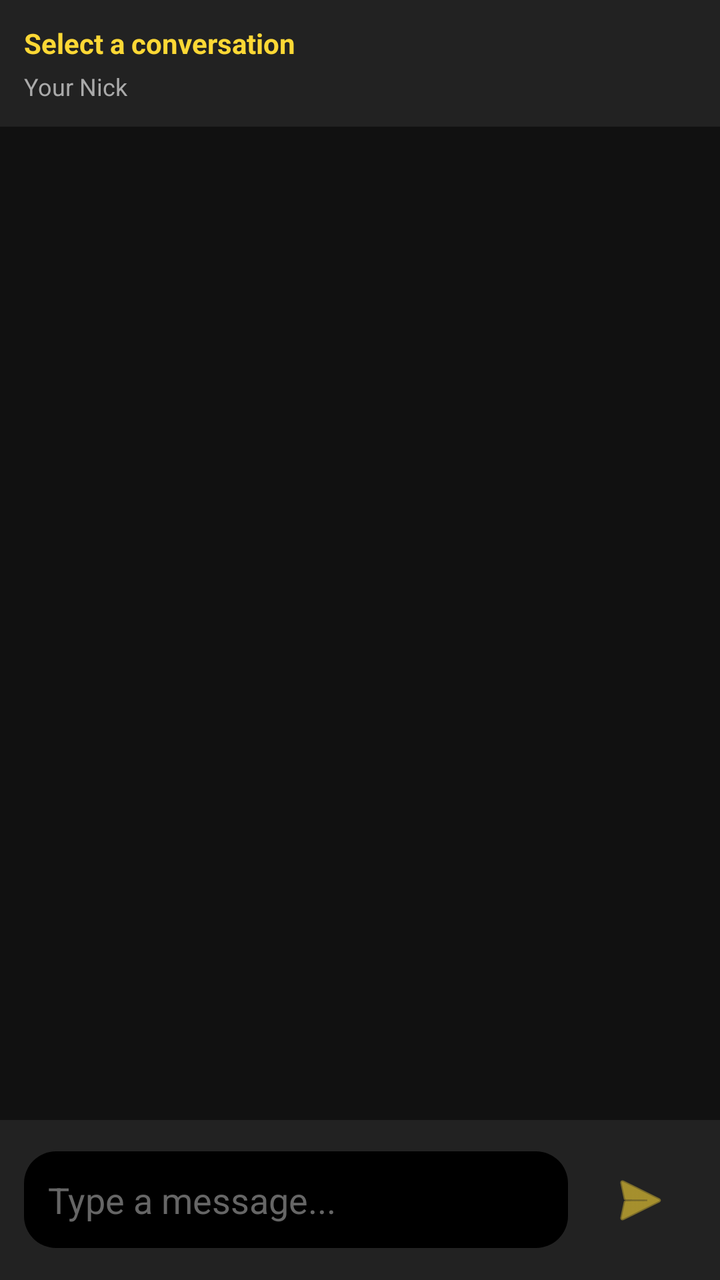
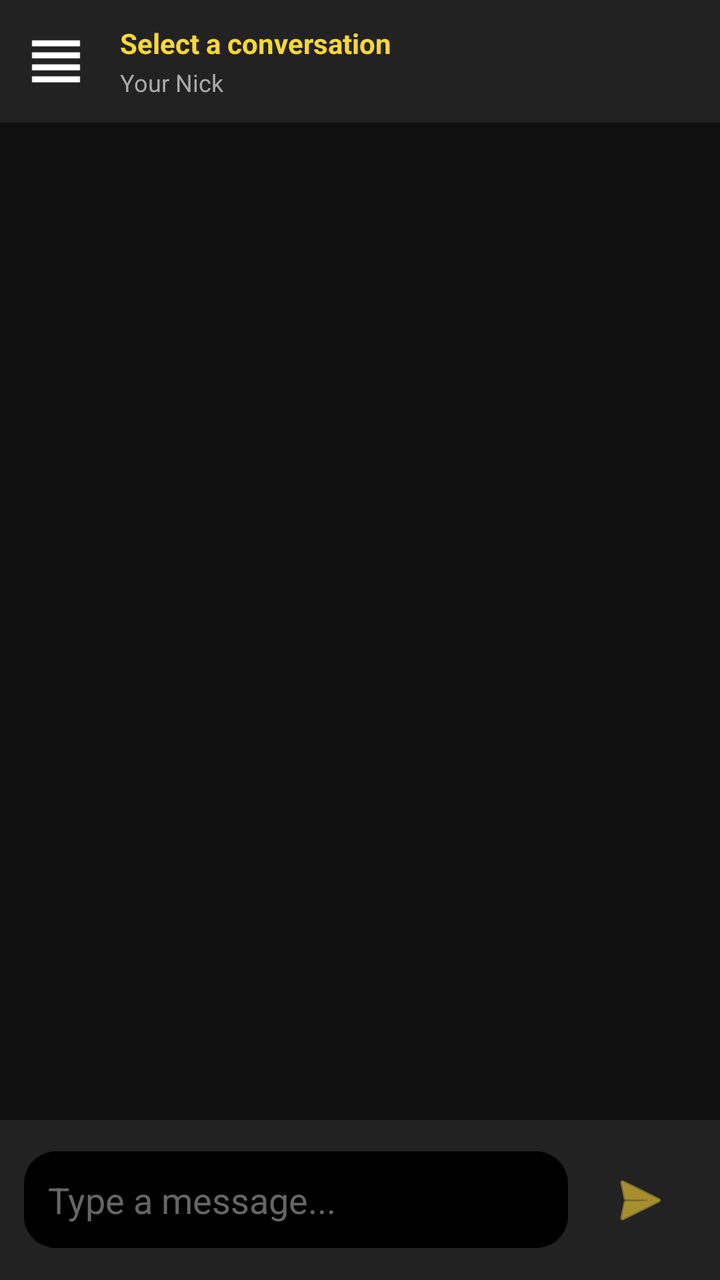

Two renders of the same Android screen: before a commit and after it. Below are the layout's source before the change and the commit's diff.
<!-- AndroidManifest.xml: activity theme Theme.KonnectChatIRC.NoActionBar -->
<!-- res/layout/activity_private_chat.xml -->
<?xml version="1.0" encoding="utf-8"?>
<LinearLayout xmlns:android="http://schemas.android.com/apk/res/android"
    xmlns:app="http://schemas.android.com/apk/res-auto"
    android:id="@+id/rootLayout"
    android:layout_width="match_parent"
    android:layout_height="match_parent"
    android:background="#000000"
    android:orientation="vertical">

    
    <RelativeLayout
        android:layout_width="match_parent"
        android:layout_height="wrap_content"
        android:background="#222222"
        android:padding="12dp">

        <TextView
            android:id="@+id/RecipientName"
            android:layout_width="wrap_content"
            android:layout_height="wrap_content"
            android:text="Select a conversation"
            android:textColor="#FDD835"
            android:textSize="14sp"
            android:textStyle="bold" />

        <TextView
            android:id="@+id/CurrentNick"
            android:layout_width="wrap_content"
            android:layout_height="wrap_content"
            android:layout_below="@id/RecipientName"
            android:text="Your Nick"
            android:textColor="#AAAAAA"
            android:textSize="12sp"
            android:layout_marginTop="4dp" />
    </RelativeLayout>

    
    <androidx.recyclerview.widget.RecyclerView
        android:id="@+id/chatRecyclerView"
        android:layout_width="match_parent"
        android:layout_height="0dp"
        android:layout_weight="1"
        android:background="#111111"
        android:padding="8dp" />

    
    <RelativeLayout
        android:id="@+id/chatInputLayout"
        android:layout_width="match_parent"
        android:layout_height="wrap_content"
        android:padding="12dp"
        android:background="#222222">

        <EditText
            android:id="@+id/chatEditText"
            android:layout_width="match_parent"
            android:layout_height="wrap_content"
            android:layout_toStartOf="@id/sendButton"
            android:layout_alignParentStart="true"
            android:layout_centerVertical="true"
            android:layout_marginEnd="8dp"
            android:background="@drawable/rounded_background"
            android:hint="Type a message..."
            android:textColor="#FFFFFF"
            android:textColorHint="#666666"
            android:padding="12dp"
            android:minHeight="48dp"
            android:inputType="text" />

        <ImageButton
            android:id="@+id/sendButton"
            android:layout_width="wrap_content"
            android:layout_height="wrap_content"
            android:layout_alignParentEnd="true"
            android:layout_centerVertical="true"
            android:background="?attr/selectableItemBackgroundBorderless"
            android:src="@android:drawable/ic_menu_send"
            android:contentDescription="Send Message"
            android:padding="12dp"
            app:tint="#FDD835" />
    </RelativeLayout>

</LinearLayout>
<!-- resources referenced by this layout -->
<resources>
  <!-- drawable rounded_background (drawable) -->
  <?xml version="1.0" encoding="utf-8"?>
  <shape xmlns:android="http://schemas.android.com/apk/res/android">
      <solid android:color="@color/black" /> 
      <corners android:radius="16dp" /> 
  </shape>
  <style name="Theme.KonnectChatIRC.NoActionBar">
          <item name="windowActionBar">false</item>
          <item name="windowNoTitle">true</item>
      </style>
  <color name="black">#FF000000</color>
</resources>

<!-- the commit's change to res/layout/activity_private_chat.xml (unified diff, before → after) -->
@@ -1,83 +1,260 @@
+<androidx.drawerlayout.widget.DrawerLayout xmlns:android="http://schemas.android.com/apk/res/android"
+    xmlns:app="http://schemas.android.com/apk/res-auto"
+    android:id="@+id/drawerLayout"
+    android:layout_width="match_parent"
+    android:layout_height="match_parent">
+
+    <LinearLayout
+        android:id="@+id/rootLayout"
+        android:layout_width="match_parent"
+        android:layout_height="match_parent"
+        android:background="#000000"
+        android:orientation="vertical">
+
+        
+        <RelativeLayout
+            android:layout_width="match_parent"
+            android:layout_height="wrap_content"
+            android:background="#222222"
+            android:padding="12dp">
+
+            <ImageButton
+                android:id="@+id/btnHamburgerMenu"
+                android:layout_width="wrap_content"
+                android:layout_height="wrap_content"
+                android:layout_alignParentStart="true"
+                android:layout_centerVertical="true"
+                android:background="?attr/selectableItemBackgroundBorderless"
+                android:src="@drawable/ic_switcher"
+                android:contentDescription="Open Sidebar"
+                app:tint="#FFFFFF"
+                android:scaleX="1.5"
+                android:scaleY="1.5"
+                android:padding="4dp" />
+
+            <LinearLayout
+                android:layout_width="wrap_content"
+                android:layout_height="wrap_content"
+                android:layout_toEndOf="@id/btnHamburgerMenu"
+                android:layout_marginStart="16dp"
+                android:orientation="vertical"
+                android:layout_centerVertical="true">
+
+                <TextView
+                    android:id="@+id/RecipientName"
+                    android:layout_width="wrap_content"
+                    android:layout_height="wrap_content"
+                    android:text="Select a conversation"
+                    android:textColor="#FDD835"
+                    android:textSize="14sp"
+                    android:textStyle="bold" />
+
+                <TextView
+                    android:id="@+id/CurrentNick"
+                    android:layout_width="wrap_content"
+                    android:layout_height="wrap_content"
+                    android:text="Your Nick"
+                    android:textColor="#AAAAAA"
+                    android:textSize="12sp"
+                    android:layout_marginTop="2dp" />
+            </LinearLayout>
+        </RelativeLayout>
+
+        
+        <androidx.recyclerview.widget.RecyclerView
+            android:id="@+id/chatRecyclerView"
+            android:layout_width="match_parent"
+            android:layout_height="0dp"
+            android:layout_weight="1"
+            android:background="#111111"
+            android:padding="8dp" />
+
+        
+        <RelativeLayout
+            android:id="@+id/chatInputLayout"
+            android:layout_width="match_parent"
+            android:layout_height="wrap_content"
+            android:padding="12dp"
+            android:background="#222222">
+
+            <EditText
+                android:id="@+id/chatEditText"
+                android:layout_width="match_parent"
+                android:layout_height="wrap_content"
+                android:layout_toStartOf="@id/sendButton"
+                android:layout_alignParentStart="true"
+                android:layout_centerVertical="true"
+                android:layout_marginEnd="8dp"
+                android:background="@drawable/rounded_background"
+                android:hint="Type a message..."
+                android:textColor="#FFFFFF"
+                android:textColorHint="#666666"
+                android:padding="12dp"
+                android:minHeight="48dp"
+                android:inputType="text" />
+
+            <ImageButton
+                android:id="@+id/sendButton"
+                android:layout_width="wrap_content"
+                android:layout_height="wrap_content"
+                android:layout_alignParentEnd="true"
+                android:layout_centerVertical="true"
+                android:background="?attr/selectableItemBackgroundBorderless"
+                android:src="@android:drawable/ic_menu_send"
+                android:contentDescription="Send Message"
+                android:padding="12dp"
+                app:tint="#FDD835" />
+        </RelativeLayout>
+
+    </LinearLayout>
+
+    
+    <include
+        layout="@layout/sidebar_layout"
+        android:id="@+id/left_drawer" />
+
+</androidx.drawerlayout.widget.DrawerLayout>
+<!-- res/layout/sidebar_layout.xml (included above) -->
 <?xml version="1.0" encoding="utf-8"?>
-<LinearLayout xmlns:android="http://schemas.android.com/apk/res/android"
+<RelativeLayout xmlns:android="http://schemas.android.com/apk/res/android"
     xmlns:app="http://schemas.android.com/apk/res-auto"
-    android:id="@+id/rootLayout"
-    android:layout_width="match_parent"
+    android:id="@+id/left_drawer"
+    android:layout_width="280dp"
     android:layout_height="match_parent"
-    android:background="#000000"
-    android:orientation="vertical">
-
-    
-    <RelativeLayout
+    android:layout_gravity="start"
+    android:background="#222222"
+    android:padding="0dp">
+
+    <LinearLayout
+        android:id="@+id/sidebarBottomContainer"
         android:layout_width="match_parent"
         android:layout_height="wrap_content"
+        android:layout_alignParentBottom="true"
         android:background="#222222"
-        android:padding="12dp">
-
-        <TextView
-            android:id="@+id/RecipientName"
+        android:orientation="vertical"
+        android:padding="8dp">
+
+        <View
+            android:layout_width="match_parent"
+            android:layout_height="1dp"
+            android:background="#444444"
+            android:layout_marginBottom="8dp"/>
+
+        <ImageButton
+            android:id="@+id/btnSettings"
             android:layout_width="wrap_content"
             android:layout_height="wrap_content"
-            android:text="Select a conversation"
-            android:textColor="#FDD835"
-            android:textSize="14sp"
-            android:textStyle="bold" />
-
-        <TextView
-            android:id="@+id/CurrentNick"
-            android:layout_width="wrap_content"
-            android:layout_height="wrap_content"
-            android:layout_below="@id/RecipientName"
-            android:text="Your Nick"
-            android:textColor="#AAAAAA"
-            android:textSize="12sp"
-            android:layout_marginTop="4dp" />
-    </RelativeLayout>
-
-    
-    <androidx.recyclerview.widget.RecyclerView
-        android:id="@+id/chatRecyclerView"
-        android:layout_width="match_parent"
-        android:layout_height="0dp"
-        android:layout_weight="1"
-        android:background="#111111"
-        android:padding="8dp" />
-
-    
-    <RelativeLayout
-        android:id="@+id/chatInputLayout"
-        android:layout_width="match_parent"
+            android:layout_gravity="center_horizontal"
+            android:background="?attr/selectableItemBackgroundBorderless"
+            android:src="@android:drawable/ic_menu_manage"
+            android:contentDescription="Settings"
+            app:tint="#FFFFFF"
+            android:padding="8dp" />
+    </LinearLayout>
+
+    <Button
+        android:id="@+id/disconnectButton"
+        android:layout_width="wrap_content"
         android:layout_height="wrap_content"
-        android:padding="12dp"
-        android:background="#222222">
-
-        <EditText
-            android:id="@+id/chatEditText"
-            android:layout_width="match_parent"
-            android:layout_height="wrap_content"
-            android:layout_toStartOf="@id/sendButton"
-            android:layout_alignParentStart="true"
-            android:layout_centerVertical="true"
-            android:layout_marginEnd="8dp"
-            android:background="@drawable/rounded_background"
-            android:hint="Type a message..."
+        android:layout_alignParentTop="true"
+        android:layout_alignParentEnd="true"
+        android:text="Disconnect"
+        android:textColor="#FFFFFF"
+        android:padding="4dp"
+        android:textSize="10sp"
+        android:textStyle="bold"
+        android:minHeight="0dp"
+        android:minWidth="0dp"
+        android:layout_marginEnd="0dp"/>
+
+    
+    <LinearLayout
+        android:id="@+id/tabContainer"
+        android:layout_width="match_parent"
+        android:layout_height="wrap_content"
+        android:layout_alignParentTop="true"
+        android:layout_below="@id/disconnectButton"
+        android:orientation="horizontal"
+        android:background="#2B2B2B"
+        android:elevation="4dp">
+
+        <Button
+            android:id="@+id/btnChannelsTab"
+            android:layout_width="0dp"
+            android:layout_height="70dp"
+            android:layout_weight="1"
+            android:text="#️⃣ Channels"
             android:textColor="#FFFFFF"
-            android:textColorHint="#666666"
+            android:background="@drawable/tab_indicator_active"
+            app:backgroundTint="@null"
             android:padding="12dp"
-            android:minHeight="48dp"
-            android:inputType="text" />
-
-        <ImageButton
-            android:id="@+id/sendButton"
-            android:layout_width="wrap_content"
-            android:layout_height="wrap_content"
-            android:layout_alignParentEnd="true"
-            android:layout_centerVertical="true"
-            android:background="?attr/selectableItemBackgroundBorderless"
-            android:src="@android:drawable/ic_menu_send"
-            android:contentDescription="Send Message"
+            android:textSize="10sp"
+            android:textStyle="bold"
+            android:letterSpacing="0.3"
+            android:fontFamily="sans-serif-medium"
+            android:stateListAnimator="@null" />
+
+        <View
+            android:layout_width="1dp"
+            android:layout_height="match_parent"
+            android:background="#555555" />
+
+        <Button
+            android:id="@+id/btnPrivateMessagesTab"
+            android:layout_width="0dp"
+            android:layout_height="70dp"
+            android:layout_weight="1"
+            android:text="💬 Messages"
+            android:textColor="@color/tab_text_inactive"
+            android:background="@drawable/tab_indicator"
+            app:backgroundTint="@null"
             android:padding="12dp"
-            app:tint="#FDD835" />
-    </RelativeLayout>
-
-</LinearLayout>
+            android:textSize="10sp"
+            android:textStyle="bold"
+            android:letterSpacing="0.3"
+            android:fontFamily="sans-serif-medium"
+            android:stateListAnimator="@null" />
+    </LinearLayout>
+
+    
+    <FrameLayout
+        android:id="@+id/channelsSection"
+        android:layout_width="match_parent"
+        android:layout_height="match_parent"
+        android:layout_below="@id/tabContainer"
+        android:layout_above="@id/sidebarBottomContainer">
+
+        <androidx.recyclerview.widget.RecyclerView
+            android:id="@+id/channelRecyclerView"
+            android:layout_width="match_parent"
+            android:layout_height="match_parent"
+            android:paddingBottom="8dp"
+            android:paddingTop="8dp"
+            android:paddingStart="4dp"
+            android:paddingEnd="4dp"
+            android:background="#2B2B2B"
+            android:clipToPadding="false" />
+    </FrameLayout>
+
+    
+    <FrameLayout
+        android:id="@+id/privateMessagesSection"
+        android:layout_width="match_parent"
+        android:layout_height="match_parent"
+        android:layout_below="@id/tabContainer"
+        android:layout_above="@id/sidebarBottomContainer"
+        android:visibility="gone">
+
+        <ListView
+            android:id="@+id/privateConversationListView"
+            android:layout_width="match_parent"
+            android:layout_height="match_parent"
+            android:background="#2B2B2B"
+            android:divider="@null"
+            android:dividerHeight="0dp"
+            android:paddingTop="4dp"
+            android:paddingBottom="4dp"
+            android:scrollbars="vertical"
+            android:cacheColorHint="@android:color/transparent" />
+    </FrameLayout>
+</RelativeLayout>
<!-- resource entries referenced after the edit -->
@@ -1,15 +1,50 @@
 <!-- resources referenced by this layout -->
 <resources>
+  <color name="tab_text_inactive">#AAAAAA</color>
+  <!-- drawable ic_switcher (drawable) -->
+  <vector xmlns:android="http://schemas.android.com/apk/res/android" android:height="24dp" android:tint="#FFFFFF" android:viewportHeight="24" android:viewportWidth="24" android:width="24dp">
+        
+      <path android:fillColor="@android:color/white" android:pathData="M4,15h16v-2L4,13v2zM4,19h16v-2L4,17v2zM4,11h16L20,9L4,9v2zM4,5v2h16L20,5L4,5z"/>
+      
+  </vector>
   <!-- drawable rounded_background (drawable) -->
   <?xml version="1.0" encoding="utf-8"?>
   <shape xmlns:android="http://schemas.android.com/apk/res/android">
       <solid android:color="@color/black" /> 
       <corners android:radius="16dp" /> 
   </shape>
+  <!-- drawable tab_indicator (drawable) -->
+  <?xml version="1.0" encoding="utf-8"?>
+  <layer-list xmlns:android="http://schemas.android.com/apk/res/android">
+      
+      <item android:drawable="@color/tab_background_inactive" />
+      
+      <item android:height="3dp" android:gravity="bottom">
+          <shape android:shape="rectangle">
+              <solid android:color="@color/transparent" />
+          </shape>
+      </item>
+  </layer-list>
+  <!-- drawable tab_indicator_active (drawable) -->
+  <?xml version="1.0" encoding="utf-8"?>
+  <layer-list xmlns:android="http://schemas.android.com/apk/res/android">
+      
+      <item android:drawable="@color/tab_background_active" />
+      
+      <item android:height="4dp" android:gravity="bottom">
+          <shape android:shape="rectangle">
+              <solid android:color="@color/tab_indicator_color" />
+          </shape>
+      </item>
+  </layer-list>
   <style name="Theme.KonnectChatIRC.NoActionBar">
           <item name="windowActionBar">false</item>
           <item name="windowNoTitle">true</item>
       </style>
   <color name="black">#FF000000</color>
+  <color name="tab_background_inactive">#333333</color>
+  <color name="transparent">#00000000</color>
+  <color name="tab_background_active">#444444</color>
+  <color name="tab_indicator_color">#FDD835</color>
 </resources>
 
